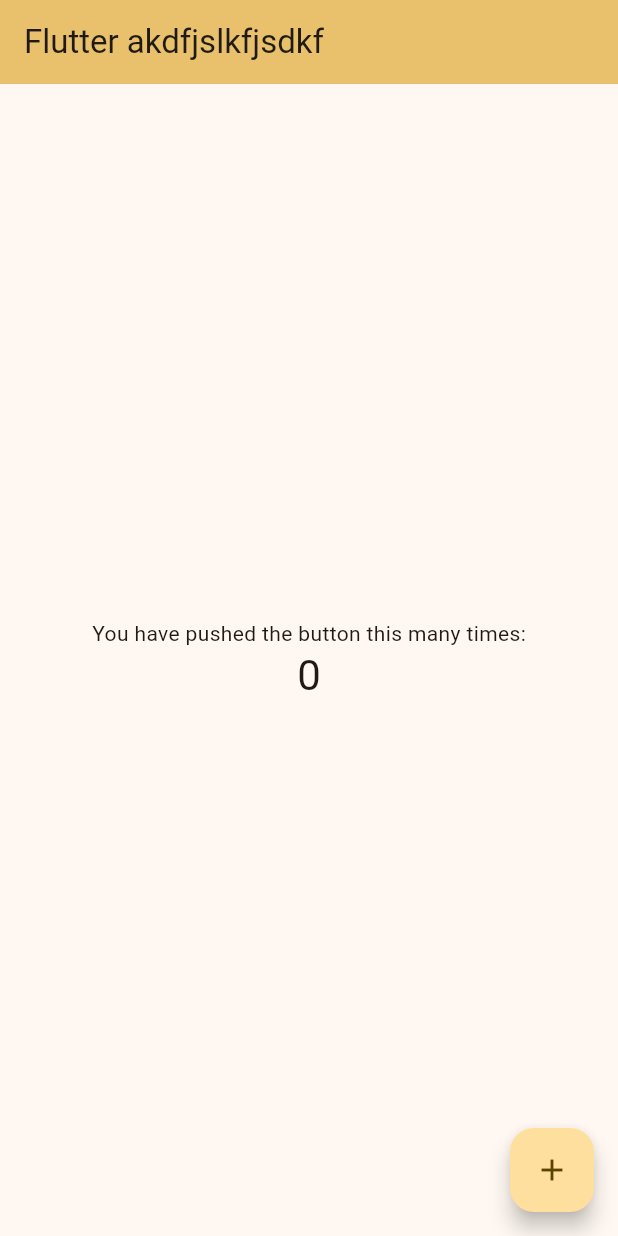
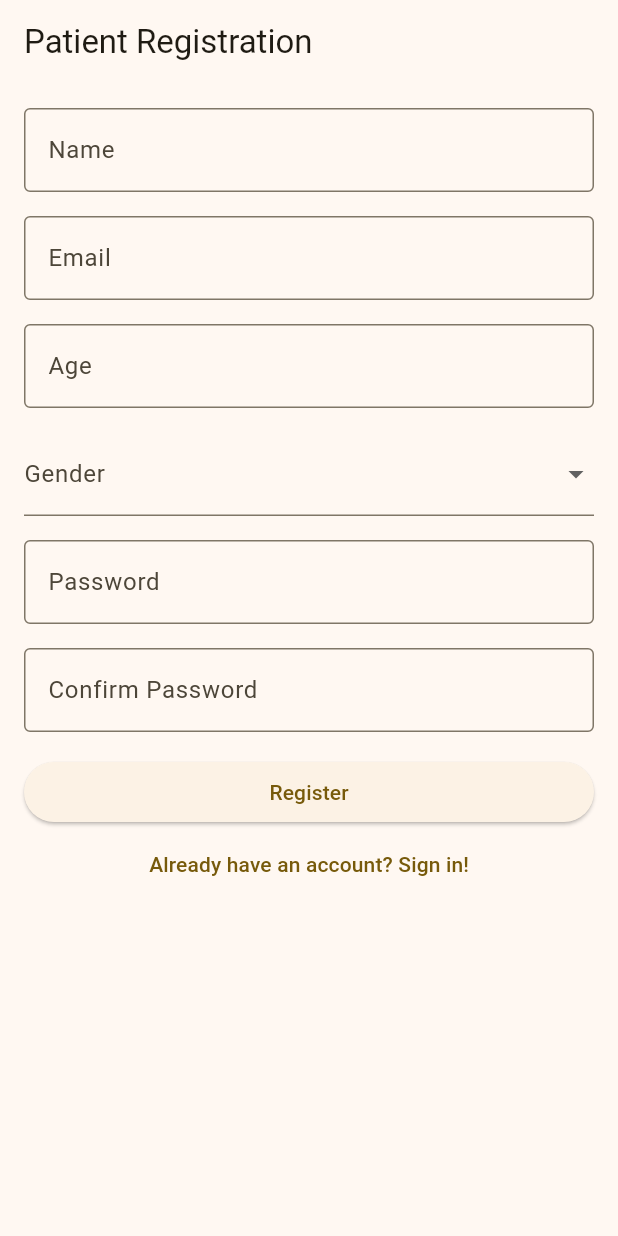
Before and after one commit to muneeb6624/MyLabGo, a Flutter app: the screen it shows after launch, on a phone screen of 412 x 824 dp. Run offline on Flutter 3.47's test engine with Material 3 defaults, Android fonts, the phone set to English and light mode, and no system bars.

Commit message:
Added registration and login logic structure

```diff
--- a/lib/main.dart
+++ b/lib/main.dart
@@ -1,4 +1,6 @@
 import 'package:flutter/material.dart';
+import 'package:mylab_go/screens/registration.dart';
+import 'package:mylab_go/screens/login.dart';
 
 void main() {
   runApp(const MyApp());
@@ -7,97 +9,15 @@
 class MyApp extends StatelessWidget {
   const MyApp({super.key});
 
-  // This widget is the root of your application.
   @override
   Widget build(BuildContext context) {
     return MaterialApp(
-      title: 'Flutter Demo',
+      title: 'My Lab Go!',
       theme: ThemeData(
-
         colorScheme: ColorScheme.fromSeed(seedColor: Colors.amber),
         useMaterial3: true,
       ),
-      home: const MyHomePage(title: 'Flutter akdfjslkfjsdkf'),
+      home: const RegistrationPage(), // Start with the registration page
     );
   }
 }
-
-class MyHomePage extends StatefulWidget {
-  const MyHomePage({super.key, required this.title});
-
-
-  final String title;
-
-  @override
-  State<MyHomePage> createState() => _MyHomePageState();
-}
-
-class _MyHomePageState extends State<MyHomePage> {
-  int _counter = 0;
-
-  void _incrementCounter() {
-    setState(() {
-      // This call to setState tells the Flutter framework that something has
-      // changed in this State, which causes it to rerun the build method below
-      // so that the display can reflect the updated values. If we changed
-      // _counter without calling setState(), then the build method would not be
-      // called again, and so nothing would appear to happen.
-      _counter++;
-    });
-  }
-
-  @override
-  Widget build(BuildContext context) {
-    // This method is rerun every time setState is called, for instance as done
-    // by the _incrementCounter method above.
-    //
-    // The Flutter framework has been optimized to make rerunning build methods
-    // fast, so that you can just rebuild anything that needs updating rather
-    // than having to individually change instances of widgets.
-    return Scaffold(
-      appBar: AppBar(
-        // TRY THIS: Try changing the color here to a specific color (to
-        // Colors.amber, perhaps?) and trigger a hot reload to see the AppBar
-        // change color while the other colors stay the same.
-        backgroundColor: Theme.of(context).colorScheme.inversePrimary,
-        // Here we take the value from the MyHomePage object that was created by
-        // the App.build method, and use it to set our appbar title.
-        title: Text(widget.title),
-      ),
-      body: Center(
-        // Center is a layout widget. It takes a single child and positions it
-        // in the middle of the parent.
-        child: Column(
-          // Column is also a layout widget. It takes a list of children and
-          // arranges them vertically. By default, it sizes itself to fit its
-          // children horizontally, and tries to be as tall as its parent.
-          //
-          // Column has various properties to control how it sizes itself and
-          // how it positions its children. Here we use mainAxisAlignment to
-          // center the children vertically; the main axis here is the vertical
-          // axis because Columns are vertical (the cross axis would be
-          // horizontal).
-          //
-          // TRY THIS: Invoke "debug painting" (choose the "Toggle Debug Paint"
-          // action in the IDE, or press "p" in the console), to see the
-          // wireframe for each widget.
-          mainAxisAlignment: MainAxisAlignment.center,
-          children: <Widget>[
-            const Text(
-              'You have pushed the button this many times:',
-            ),
-            Text(
-              '$_counter',
-              style: Theme.of(context).textTheme.headlineMedium,
-            ),
-          ],
-        ),
-      ),
-      floatingActionButton: FloatingActionButton(
-        onPressed: _incrementCounter,
-        tooltip: 'Increment',
-        child: const Icon(Icons.add),
-      ), // This trailing comma makes auto-formatting nicer for build methods.
-    );
-  }
-}
--- /dev/null
+++ b/lib/screens/registration.dart
@@ -0,0 +1,161 @@
+import 'package:flutter/material.dart';
+import 'package:mylab_go/screens/login.dart';
+import '../widgets/gender-dropdown.dart';
+import '../widgets/custom-form-field.dart'; // Ensure this is correctly imported
+
+class RegistrationPage extends StatefulWidget {
+  const RegistrationPage({super.key});
+
+  @override
+  State<RegistrationPage> createState() => _RegistrationPageState();
+}
+
+class _RegistrationPageState extends State<RegistrationPage> {
+  // Form controllers
+  final _formKey = GlobalKey<FormState>();
+  final _nameController = TextEditingController();
+  final _emailController = TextEditingController();
+  final _ageController = TextEditingController();
+  final _genderController = TextEditingController();
+  final _passwordController = TextEditingController();
+  final _confirmPasswordController = TextEditingController();
+
+  // Form validation
+  void _submitForm() {
+    if (_formKey.currentState!.validate()) {
+      // Handle form submission
+      ScaffoldMessenger.of(context).showSnackBar(
+        const SnackBar(content: Text('Registration Successful!')),
+      );
+    }
+  }
+
+  @override
+  void dispose() {
+    _nameController.dispose();
+    _emailController.dispose();
+    _ageController.dispose();
+    _genderController.dispose();
+    _passwordController.dispose();
+    _confirmPasswordController.dispose();
+    super.dispose();
+  }
+
+  @override
+  Widget build(BuildContext context) {
+    return Scaffold(
+      appBar: AppBar(
+        title: const Text('Patient Registration'),
+      ),
+      body: Padding(
+        padding: const EdgeInsets.all(16.0),
+        child: Form(
+          key: _formKey,
+          child: ListView(
+            children: [
+              // Name field
+              CustomFormField(
+                controller: _nameController,
+                label: 'Name',
+                validator: (value) {
+                  if (value == null || value.isEmpty) {
+                    return 'Please enter your name';
+                  }
+                  return null;
+                },
+              ),
+              const SizedBox(height: 16),
+
+              // Email field
+              CustomFormField(
+                controller: _emailController,
+                label: 'Email',
+                validator: (value) {
+                  if (value == null || value.isEmpty) {
+                    return 'Please enter your email';
+                  }
+                  if (!RegExp(r'^[a-zA-Z0-9._%+-]+@[a-zA-Z0-9.-]+\.[a-zA-Z]{2,}$')
+                      .hasMatch(value)) {
+                    return 'Please enter a valid email';
+                  }
+                  return null;
+                },
+              ),
+              const SizedBox(height: 16),
+
+              // Age field
+              CustomFormField(
+                controller: _ageController,
+                label: 'Age',
+                validator: (value) {
+                  if (value == null || value.isEmpty) {
+                    return 'Please enter your age';
+                  }
+                  if (int.tryParse(value) == null) {
+                    return 'Please enter a valid age';
+                  }
+                  return null;
+                },
+              ),
+              const SizedBox(height: 16),
+
+              // Gender dropdown
+              GenderDropdown(genderController: _genderController),
+              const SizedBox(height: 16),
+
+              // Password field
+              CustomFormField(
+                controller: _passwordController,
+                label: 'Password',
+                isPassword: true,
+                validator: (value) {
+                  if (value == null || value.isEmpty) {
+                    return 'Please enter your password';
+                  }
+                  if (value.length < 6) {
+                    return 'Password must be at least 6 characters';
+                  }
+                  return null;
+                },
+              ),
+              const SizedBox(height: 16),
+
+              // Confirm password field
+              CustomFormField(
+                controller: _confirmPasswordController,
+                label: 'Confirm Password',
+                isPassword: true,
+                validator: (value) {
+                  if (value == null || value.isEmpty) {
+                    return 'Please confirm your password';
+                  }
+                  if (value != _passwordController.text) {
+                    return 'Passwords do not match';
+                  }
+                  return null;
+                },
+              ),
+              const SizedBox(height: 16),
+
+              // Submit button
+              ElevatedButton(
+                onPressed: _submitForm,
+                child: const Text('Register'),
+              ),
+            TextButton(
+                onPressed: () {
+                  Navigator.push(
+                    context,
+                    MaterialPageRoute(builder: (context) => const LoginPage()),
+                  );
+                },
+                child: const Text('Already have an account? Sign in!'),
+              ),
+            ],
+
+          ),
+        ),
+      ),
+    );
+  }
+}
--- /dev/null
+++ b/lib/services/auth.dart
@@ -0,0 +1,6 @@
+class AuthenticationService {
+  // Placeholder for authentication methods (login, registration)
+  Future<void> registerUser(String email, String password) async {
+    // Call to backend for registration
+  }
+}
--- /dev/null
+++ b/lib/widgets/custom-form-field.dart
@@ -0,0 +1,29 @@
+import 'package:flutter/material.dart';
+
+class CustomFormField extends StatelessWidget {
+  final TextEditingController controller;
+  final String label;
+  final String? Function(String?) validator;
+  final bool isPassword; // For password fields
+
+  const CustomFormField({
+    Key? key,
+    required this.controller,
+    required this.label,
+    required this.validator,
+    this.isPassword = false,
+  }) : super(key: key);
+
+  @override
+  Widget build(BuildContext context) {
+    return TextFormField(
+      controller: controller,
+      obscureText: isPassword, // Hide text for password fields
+      decoration: InputDecoration(
+        labelText: label,
+        border: const OutlineInputBorder(),
+      ),
+      validator: validator,
+    );
+  }
+}
--- /dev/null
+++ b/lib/widgets/gender-dropdown.dart
@@ -0,0 +1,35 @@
+import 'package:flutter/material.dart';
+
+class GenderDropdown extends StatelessWidget {
+  final TextEditingController genderController;
+
+  const GenderDropdown({Key? key, required this.genderController})
+      : super(key: key);
+
+  @override
+  Widget build(BuildContext context) {
+    return DropdownButtonFormField<String>(
+      value: genderController.text.isEmpty ? null : genderController.text,
+      onChanged: (String? newValue) {
+        genderController.text = newValue!;
+      },
+      decoration: const InputDecoration(labelText: 'Gender'),
+      validator: (value) {
+        if (value == null || value.isEmpty) {
+          return 'Please select your gender';
+        }
+        return null;
+      },
+      items: const [
+        DropdownMenuItem(
+          value: 'M',
+          child: Text('Male'),
+        ),
+        DropdownMenuItem(
+          value: 'F',
+          child: Text('Female'),
+        ),
+      ],
+    );
+  }
+}
```
Also changed, not shown: lib/screens/login.dart (added, +102 -0 lines).
